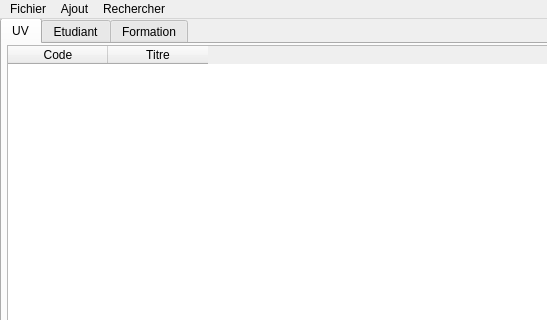
First picture: the form in mainfenetre.ui, repository Timost/LO21, before the edit; both pictures show x 0 to 547 and y 0 to 320 of the 807 by 452 pixel window.
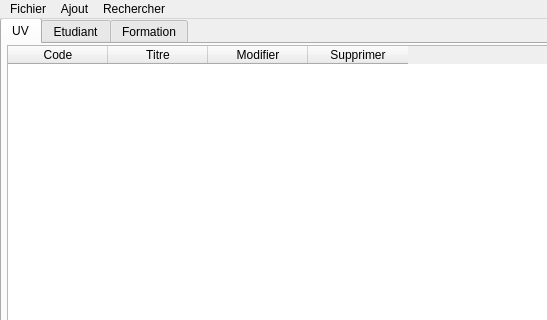
Second picture: the form after the edit. The open tabs and pages were chosen to show the change.

Diff of the .ui file:
```diff
--- a/mainfenetre.ui
+++ b/mainfenetre.ui
@@ -49,6 +49,16 @@
         <string>Titre</string>
        </property>
       </column>
+      <column>
+       <property name="text">
+        <string>Modifier</string>
+       </property>
+      </column>
+      <column>
+       <property name="text">
+        <string>Supprimer</string>
+       </property>
+      </column>
      </widget>
     </widget>
     <widget class="QWidget" name="EtudiantTab">
```
Left out of the diff: 22 changed lines with no effect on the pictures.
